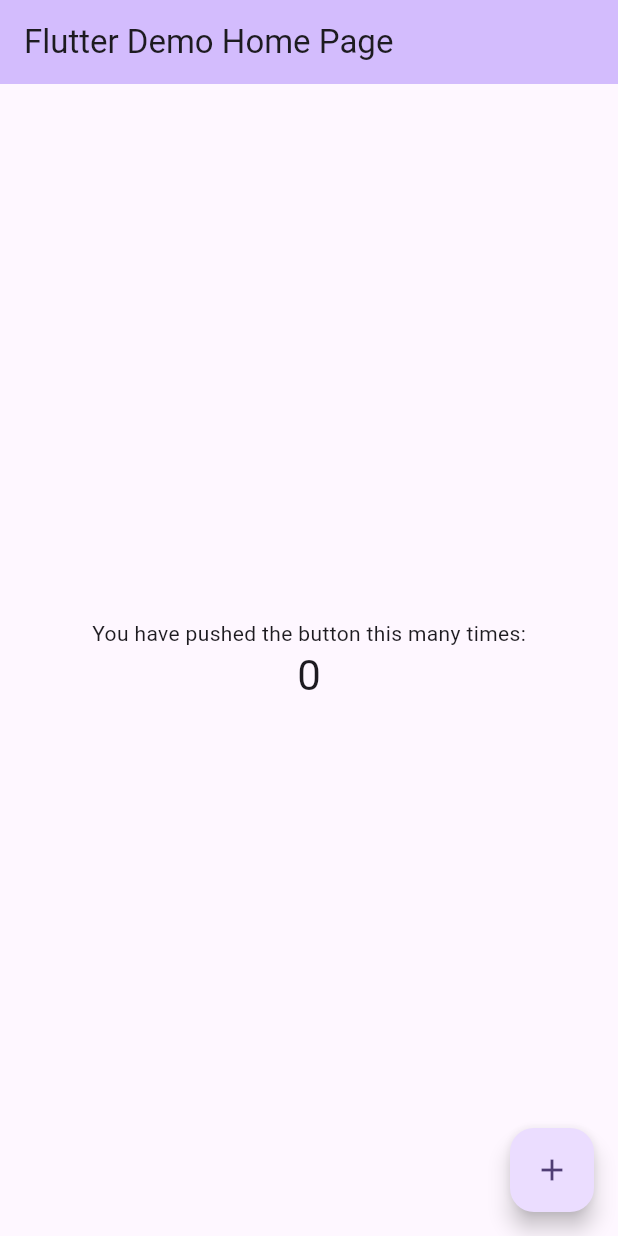
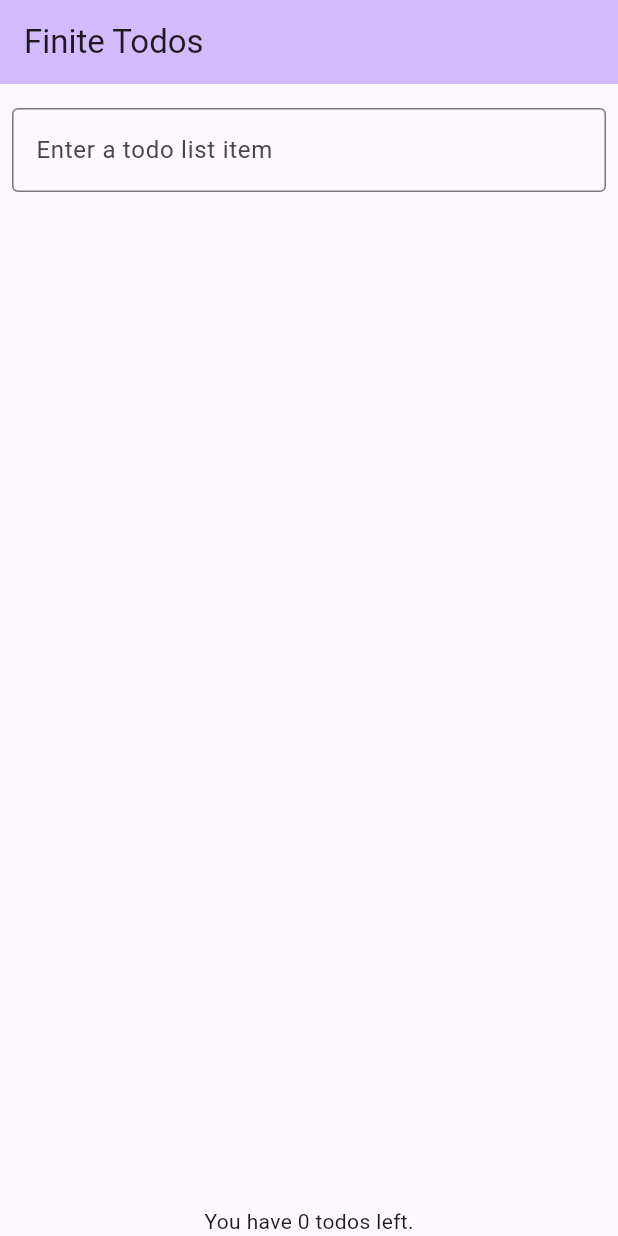
Before and after one commit to WilsonMinFong/finite-todos, a Flutter app: the screen it shows after launch, on a phone screen of 412 x 824 dp. Run offline on Flutter 3.47's test engine with Material 3 defaults, Android fonts, the light colour scheme and no system bars.

Commit message:
Add the ability to add todo items to a global list (unpersisted)

```diff
--- a/lib/main.dart
+++ b/lib/main.dart
@@ -7,45 +7,20 @@
 class MyApp extends StatelessWidget {
   const MyApp({super.key});
 
-  // This widget is the root of your application.
   @override
   Widget build(BuildContext context) {
     return MaterialApp(
-      title: 'Flutter Demo',
+      title: 'Finite Todos',
       theme: ThemeData(
-        // This is the theme of your application.
-        //
-        // TRY THIS: Try running your application with "flutter run". You'll see
-        // the application has a purple toolbar. Then, without quitting the app,
-        // try changing the seedColor in the colorScheme below to Colors.green
-        // and then invoke "hot reload" (save your changes or press the "hot
-        // reload" button in a Flutter-supported IDE, or press "r" if you used
-        // the command line to start the app).
-        //
-        // Notice that the counter didn't reset back to zero; the application
-        // state is not lost during the reload. To reset the state, use hot
-        // restart instead.
-        //
-        // This works for code too, not just values: Most code changes can be
-        // tested with just a hot reload.
         colorScheme: ColorScheme.fromSeed(seedColor: Colors.deepPurple),
       ),
-      home: const MyHomePage(title: 'Flutter Demo Home Page'),
+      home: const MyHomePage(title: 'Finite Todos'),
     );
   }
 }
 
 class MyHomePage extends StatefulWidget {
   const MyHomePage({super.key, required this.title});
-
-  // This widget is the home page of your application. It is stateful, meaning
-  // that it has a State object (defined below) that contains fields that affect
-  // how it looks.
-
-  // This class is the configuration for the state. It holds the values (in this
-  // case the title) provided by the parent (in this case the App widget) and
-  // used by the build method of the State. Fields in a Widget subclass are
-  // always marked "final".
 
   final String title;
 
@@ -54,69 +29,84 @@
 }
 
 class _MyHomePageState extends State<MyHomePage> {
-  int _counter = 0;
+  final List<String> _todos = [];
 
-  void _incrementCounter() {
+  void _addTodo(item) {
     setState(() {
-      // This call to setState tells the Flutter framework that something has
-      // changed in this State, which causes it to rerun the build method below
-      // so that the display can reflect the updated values. If we changed
-      // _counter without calling setState(), then the build method would not be
-      // called again, and so nothing would appear to happen.
-      _counter++;
+      _todos.add(item);
     });
   }
 
   @override
   Widget build(BuildContext context) {
-    // This method is rerun every time setState is called, for instance as done
-    // by the _incrementCounter method above.
-    //
-    // The Flutter framework has been optimized to make rerunning build methods
-    // fast, so that you can just rebuild anything that needs updating rather
-    // than having to individually change instances of widgets.
     return Scaffold(
       appBar: AppBar(
-        // TRY THIS: Try changing the color here to a specific color (to
-        // Colors.amber, perhaps?) and trigger a hot reload to see the AppBar
-        // change color while the other colors stay the same.
         backgroundColor: Theme.of(context).colorScheme.inversePrimary,
-        // Here we take the value from the MyHomePage object that was created by
-        // the App.build method, and use it to set our appbar title.
         title: Text(widget.title),
       ),
       body: Center(
-        // Center is a layout widget. It takes a single child and positions it
-        // in the middle of the parent.
         child: Column(
-          // Column is also a layout widget. It takes a list of children and
-          // arranges them vertically. By default, it sizes itself to fit its
-          // children horizontally, and tries to be as tall as its parent.
-          //
-          // Column has various properties to control how it sizes itself and
-          // how it positions its children. Here we use mainAxisAlignment to
-          // center the children vertically; the main axis here is the vertical
-          // axis because Columns are vertical (the cross axis would be
-          // horizontal).
-          //
-          // TRY THIS: Invoke "debug painting" (choose the "Toggle Debug Paint"
-          // action in the IDE, or press "p" in the console), to see the
-          // wireframe for each widget.
-          mainAxisAlignment: MainAxisAlignment.center,
+          crossAxisAlignment: CrossAxisAlignment.start,
           children: <Widget>[
-            const Text('You have pushed the button this many times:'),
-            Text(
-              '$_counter',
-              style: Theme.of(context).textTheme.headlineMedium,
+            Padding(
+              padding: const EdgeInsets.symmetric(horizontal: 8, vertical: 16),
+              child: NewTodoForm(onTodoAdded: _addTodo),
+            ),
+            Expanded(
+              child: ListView.builder(
+                itemCount: _todos.length,
+                itemBuilder: (context, index) {
+                  return ListTile(
+                    title: Text(_todos[index]),
+                  );
+                },
+              ),
+            ),
+            Align(
+              alignment: Alignment.center,
+              child: Text('You have ${_todos.length} todos left.'),
             ),
           ],
         ),
       ),
-      floatingActionButton: FloatingActionButton(
-        onPressed: _incrementCounter,
-        tooltip: 'Increment',
-        child: const Icon(Icons.add),
-      ), // This trailing comma makes auto-formatting nicer for build methods.
     );
   }
 }
+
+class NewTodoForm extends StatefulWidget {
+  const NewTodoForm({super.key, required this.onTodoAdded});
+
+  final Function(String) onTodoAdded;
+
+  @override
+  State<NewTodoForm> createState() => _NewTodoFormState();
+}
+
+class _NewTodoFormState extends State<NewTodoForm> {
+  final newTodoFormController = TextEditingController();
+
+  void _handleSubmitted(String value) {
+    if (value.isNotEmpty) {
+      widget.onTodoAdded(value);
+      newTodoFormController.clear();
+    }
+  }
+
+  @override
+  void dispose() {
+    newTodoFormController.dispose();
+    super.dispose();
+  }
+
+  @override
+  Widget build(BuildContext context) {
+    return TextField(
+      controller: newTodoFormController,
+      onSubmitted: _handleSubmitted,
+      decoration: InputDecoration(
+        border: OutlineInputBorder(),
+        hintText: 'Enter a todo list item',
+      ),
+    );
+  }
+}
```
